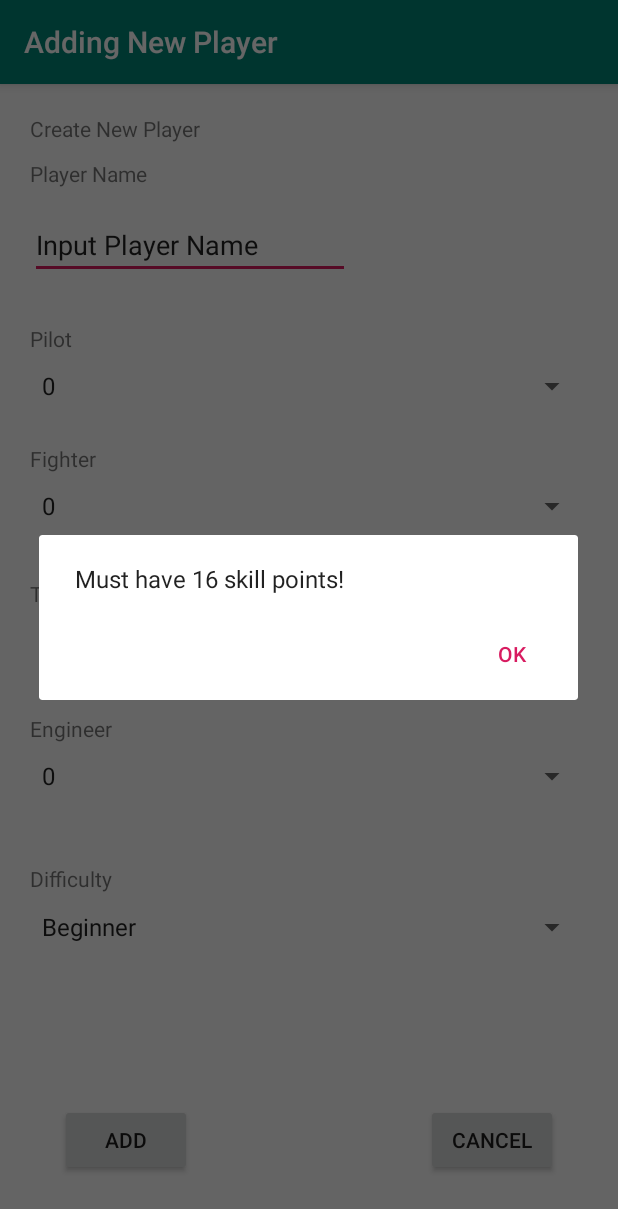
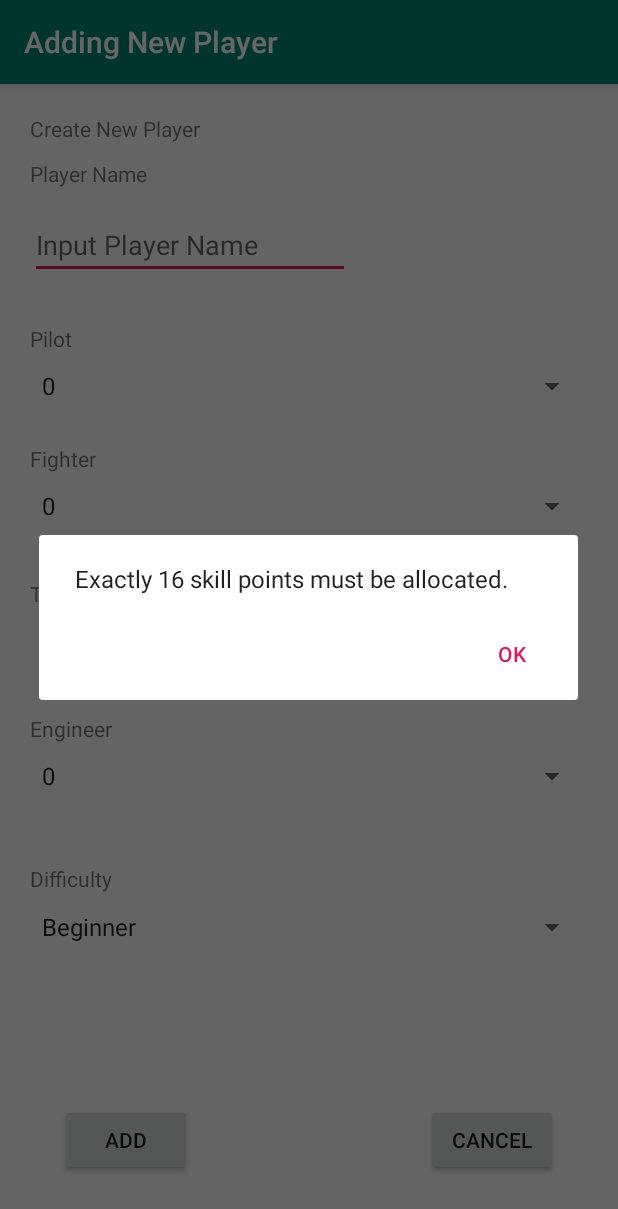
Before and after one commit to neerajalavala/Team56_SpaceTrader, an Android app: the CreatePlayerActivity screen opened directly, with no data from a screen before it, after a tap on "ADD", on a phone screen of 412 x 824 dp. Shown: the top 1209 px of the screen. Run offline under Robolectric (Android 15) with nearby library versions, the phone set to English and light mode, and no system bars.

Commit message:
removed M3 method, added error checking and placeholder text when creating a new player

```diff
--- a/SpaceTrader/app/src/main/java/com/example/spacetrader/views/CreatePlayerActivity.java
+++ b/SpaceTrader/app/src/main/java/com/example/spacetrader/views/CreatePlayerActivity.java
@@ -102,7 +102,7 @@ public class CreatePlayerActivity extends AppCompatActivity {
         button.setText("Add");
         setTitle("Adding New Player");
 
-        nameField.setText("Input Player Name");
+        nameField.setHint("Input Player Name");
 
         viewModel = ViewModelProviders.of(this).get(CreatePlayerViewModel.class);
     }
@@ -122,7 +122,18 @@ public class CreatePlayerActivity extends AppCompatActivity {
 
         if (pilot + fighter + trader + engineer != 16) {
             AlertDialog.Builder builder = new AlertDialog.Builder(this);
-            builder.setMessage("Must have 16 skill points!")
+            builder.setMessage("Exactly 16 skill points must be allocated. ")
+                    .setCancelable(false)
+                    .setPositiveButton("OK", new DialogInterface.OnClickListener() {
+                        public void onClick(DialogInterface dialog, int id) {
+                            //do things
+                        }
+                    });
+            AlertDialog alert = builder.create();
+            alert.show();
+        } else if (nameField.getText().toString().equals("")) {
+            AlertDialog.Builder builder = new AlertDialog.Builder(this);
+            builder.setMessage("Player name cannot be empty. ")
                     .setCancelable(false)
                     .setPositiveButton("OK", new DialogInterface.OnClickListener() {
                         public void onClick(DialogInterface dialog, int id) {
--- a/SpaceTrader/app/src/main/res/layout/content_create_player.xml
+++ b/SpaceTrader/app/src/main/res/layout/content_create_player.xml
@@ -45,7 +45,7 @@
         android:layout_marginTop="15dp"
         android:ems="10"
         android:inputType="textPersonName"
-        android:text="Name" />
+        android:text="" />
 
     <TextView
         android:id="@+id/fighter_header"
```
Also changed, not shown: SpaceTrader/app/src/main/java/com/example/spacetrader/entity/Player.java (+0 -20 lines).
